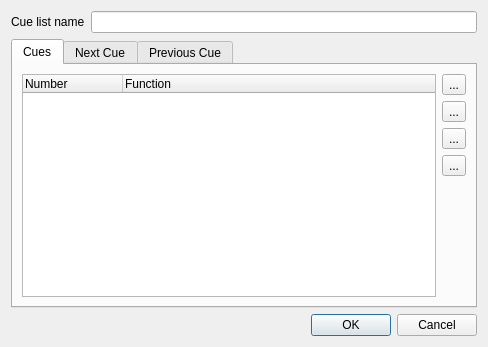
This is trunk/ui/src/vccuelistproperties.ui in Bondzio/qlc as Qt 5 draws it before an edit. The edited form follows.
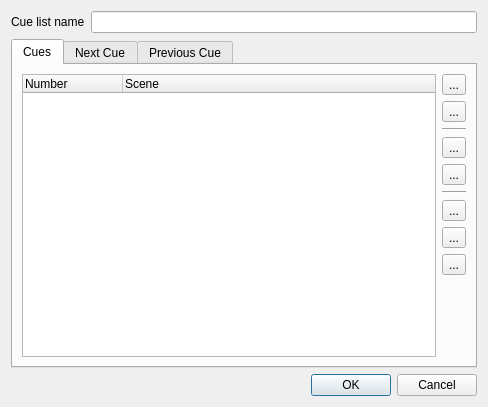
This is the edited form. Icons and pictures are not drawn.

Commit message: Added cut,copy,paste to VCCueList.

The edit to the form file:
```diff
--- a/trunk/ui/src/vccuelistproperties.ui
+++ b/trunk/ui/src/vccuelistproperties.ui
@@ -7,7 +7,7 @@
     <x>0</x>
     <y>0</y>
     <width>488</width>
-    <height>347</height>
+    <height>407</height>
    </rect>
   </property>
   <property name="windowTitle">
@@ -41,7 +41,7 @@
        <string>Cues</string>
       </attribute>
       <layout class="QGridLayout" name="gridLayout">
-       <item row="0" column="0" rowspan="5">
+       <item row="0" column="0" rowspan="10">
         <widget class="QTreeWidget" name="m_list">
          <property name="alternatingRowColors">
           <bool>true</bool>
@@ -68,7 +68,7 @@
          </column>
          <column>
           <property name="text">
-           <string>Function</string>
+           <string>Scene</string>
           </property>
          </column>
         </widget>
@@ -113,7 +113,7 @@
          </property>
         </widget>
        </item>
-       <item row="2" column="1">
+       <item row="3" column="1">
         <widget class="QToolButton" name="m_raiseButton">
          <property name="toolTip">
           <string>Bind a key combination to skip to the next cue</string>
@@ -133,7 +133,7 @@
          </property>
         </widget>
        </item>
-       <item row="3" column="1">
+       <item row="4" column="1">
         <widget class="QToolButton" name="m_lowerButton">
          <property name="toolTip">
           <string>Bind a key combination to skip to the next cue</string>
@@ -153,7 +153,7 @@
          </property>
         </widget>
        </item>
-       <item row="4" column="1">
+       <item row="9" column="1">
         <spacer name="verticalSpacer">
          <property name="orientation">
           <enum>Qt::Vertical</enum>
@@ -166,6 +166,74 @@
          </property>
         </spacer>
        </item>
+       <item row="5" column="1">
+        <widget class="Line" name="line">
+         <property name="orientation">
+          <enum>Qt::Horizontal</enum>
+         </property>
+        </widget>
+       </item>
+       <item row="6" column="1">
+        <widget class="QToolButton" name="m_cutButton">
+         <property name="toolTip">
+          <string>Cut the selected scenes from their current positions</string>
+         </property>
+         <property name="text">
+          <string>...</string>
+         </property>
+         <property name="icon">
+          <iconset resource="main.qrc">
+           <normaloff>:/editcut.png</normaloff>:/editcut.png</iconset>
+         </property>
+         <property name="iconSize">
+          <size>
+           <width>26</width>
+           <height>26</height>
+          </size>
+         </property>
+        </widget>
+       </item>
+       <item row="7" column="1">
+        <widget class="QToolButton" name="m_copyButton">
+         <property name="toolTip">
+          <string>Copy the selected scenes</string>
+         </property>
+         <property name="text">
+          <string>...</string>
+         </property>
+         <property name="icon">
+          <iconset resource="main.qrc">
+           <normaloff>:/editcopy.png</normaloff>:/editcopy.png</iconset>
+         </property>
+         <property name="iconSize">
+          <size>
+           <width>26</width>
+           <height>26</height>
+          </size>
+         </property>
+        </widget>
+       </item>
+       <item row="8" column="1">
+        <widget class="QToolButton" name="m_pasteButton">
+         <property name="toolTip">
+          <string>Paste scenes from the clipboard to the currently selected position</string>
+         </property>
+         <property name="text">
+          <string>...</string>
+         </property>
+         <property name="icon">
+          <iconset resource="main.qrc">
+           <normaloff>:/editpaste.png</normaloff>:/editpaste.png</iconset>
+         </property>
+        </widget>
+       </item>
+       <item row="2" column="1">
+        <widget class="Line" name="line_2">
+         <property name="orientation">
+          <enum>Qt::Horizontal</enum>
+         </property>
+        </widget>
+       </item>
       </layout>
      </widget>
      <widget class="QWidget" name="NextCue">
```
Left out of the diff: 11 changed lines with no effect on the pictures. The commit also changes 4 other files.
